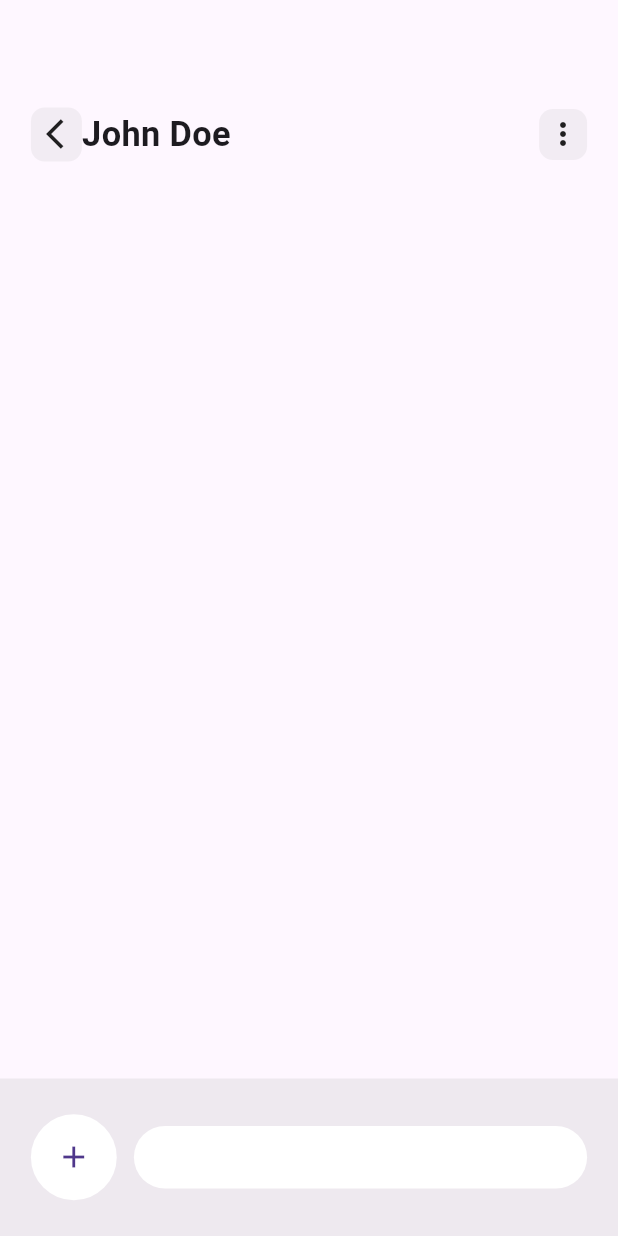
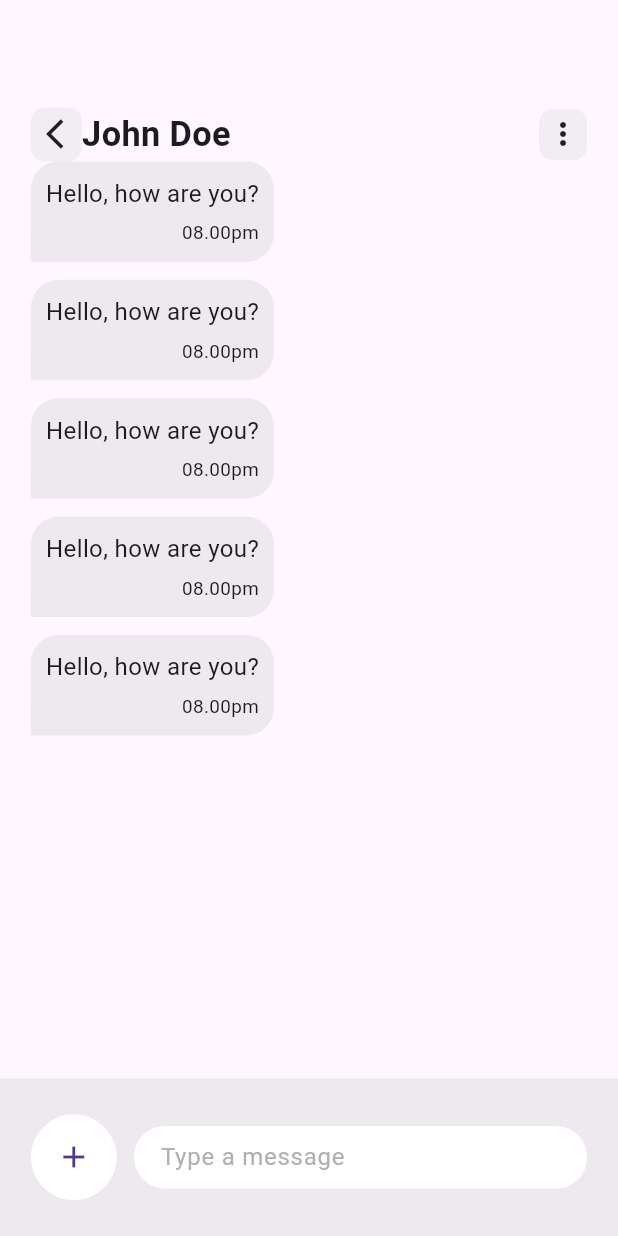
Before and after one commit to daninithi/ChatApp, a Flutter app: the ChatScreen screen opened directly, on a phone screen of 412 x 824 dp. Run offline on Flutter 3.47's test engine with Material 3 defaults, Android fonts, the phone set to English and light mode, and no system bars; our stand-ins replace cloud_firestore, firebase_auth, firebase_core, flutter_screenutil; accounts and stored records are empty; network calls fail.

Commit message:
chat room

```diff
--- a/chat_app/lib/ui/screens/bottom_navigator/chat_list/chatroom/chat_screen.dart
+++ b/chat_app/lib/ui/screens/bottom_navigator/chat_list/chatroom/chat_screen.dart
@@ -1,5 +1,6 @@
 import 'package:chat_app/core/constants/colors.dart';
 import 'package:chat_app/core/constants/styles.dart';
+import 'package:chat_app/ui/screens/bottom_navigator/chat_list/chatroom/chat_widgets.dart';
 import 'package:chat_app/ui/widgets/textfield_widget.dart';
 import 'package:flutter/material.dart';
 import 'package:flutter_screenutil/flutter_screenutil.dart';
@@ -20,30 +21,23 @@ class ChatScreen extends StatelessWidget {
                 children: [
                   35.verticalSpace,
                 _BuildHeader(name: "John Doe"),
+                Expanded(
+                  child: ListView.separated(
+                    itemCount: 5,
+                    separatorBuilder: (context, index) => 10.verticalSpace,
+                    itemBuilder: (context, index) =>ChatBubble(
+                      isCurrentUser: false,
+                    ),
+
+                  ),
+                ),
               ],
              ),
             ),
           ),
-          Container(
-            // ignore: deprecated_member_use
-            color: grey.withOpacity(0.2),
-            padding: EdgeInsets.symmetric(horizontal: 1.sw * 0.05, vertical: 20.h),
-            child:  Row(
-              children: [
-               CircleAvatar(
-                radius: 25.r,
-                backgroundColor: white,
-                child: Icon(Icons.add),
-              ),
-
-              10.horizontalSpace,
-              const Expanded(
-                child:
-                CustomTextField(
-                  isChatText: true,
-                ))
-            ],
-           ),
+          BottomFeild(
+            onTap: () {},
+            onChanged: (value) {},
           ),
         ],
       ),
@@ -86,3 +80,59 @@ class ChatScreen extends StatelessWidget {
         );
   }
 }
+
+class ChatBubble extends StatelessWidget {
+  const ChatBubble({
+    super.key, this.isCurrentUser = true
+  });
+
+  final bool isCurrentUser;
+
+
+  @override
+  Widget build(BuildContext context) {
+    final borderRadius = isCurrentUser? BorderRadius.only(
+            topLeft: Radius.circular(16.r),
+            topRight: Radius.circular(16.r),
+            bottomLeft: Radius.circular(16.r),
+          ):
+          BorderRadius.only(
+            topLeft: Radius.circular(16.r),
+            topRight: Radius.circular(16.r),
+            bottomRight: Radius.circular(16.r),
+          );
+    final alignment = isCurrentUser ? Alignment.centerRight : Alignment.centerLeft;
+    return Align(
+      alignment: alignment,
+      child: Container(
+        constraints: BoxConstraints(maxWidth: 1.sw * 0.75, minWidth: 50.w),
+        padding: const EdgeInsets.all(10),
+        // ignore: deprecated_member_use
+        decoration: BoxDecoration(
+          // ignore: deprecated_member_use
+          color: isCurrentUser ? Primary : grey.withOpacity(0.2),
+          borderRadius: borderRadius
+        ),
+        child: Column(
+          crossAxisAlignment: isCurrentUser? CrossAxisAlignment.start : CrossAxisAlignment.end,
+          children: [
+            Text(
+              "Hello, how are you?",
+              style: body.copyWith(
+                color: isCurrentUser ? white : null,
+              ),
+            ),
+            5.verticalSpace,
+           Text(
+              "08.00pm",
+              style: small.copyWith(
+                color: isCurrentUser? white: null,
+              ),
+            )
+          ],
+        ),
+
+      ),
+    );
+  }
+}
--- a/chat_app/lib/ui/screens/bottom_navigator/chat_list/chatroom/chat_widgets.dart
+++ b/chat_app/lib/ui/screens/bottom_navigator/chat_list/chatroom/chat_widgets.dart
@@ -0,0 +1,44 @@
+import 'package:chat_app/core/constants/colors.dart';
+import 'package:chat_app/ui/widgets/textfield_widget.dart';
+import 'package:flutter/material.dart';
+import 'package:flutter_screenutil/flutter_screenutil.dart';
+
+class BottomFeild extends StatelessWidget {
+  const BottomFeild({
+    super.key, this.onTap, this.onChanged
+  });
+
+final void Function()? onTap;
+final void Function(String)? onChanged;
+
+  @override
+  Widget build(BuildContext context) {
+    return Container(
+      // ignore: deprecated_member_use
+      color: grey.withOpacity(0.2),
+      padding: EdgeInsets.symmetric(horizontal: 1.sw * 0.05, vertical: 20.h),
+      child:  Row(
+        children: [
+         InkWell(
+          onTap: onTap,
+           child: CircleAvatar(
+            radius: 25.r,
+            backgroundColor: white,
+            child: Icon(Icons.add),
+                         ),
+         ),
+
+        10.horizontalSpace,
+        Expanded(
+          child:
+          CustomTextField(
+            isChatText: true,
+            hintText: "Type a message",
+            onChanged: onChanged,
+          ),
+        )
+      ],
+     ),
+    );
+  }
+}
--- a/chat_app/lib/ui/widgets/textfield_widget.dart
+++ b/chat_app/lib/ui/widgets/textfield_widget.dart
@@ -28,6 +28,7 @@ class CustomTextField extends StatelessWidget {
         onChanged: onChanged,
         focusNode: focusNode,
         decoration: InputDecoration(
+          contentPadding: isChatText ? EdgeInsets.symmetric(horizontal: 12.w) : null,
           filled: true,
           // ignore: deprecated_member_use
           fillColor: isChatText ? white : grey.withOpacity(0.12),
```
Also changed, not shown: chat_app/assets/chats_icon.png (added), chat_app/assets/home_icon.png (added), chat_app/assets/profile_icon.png (added), chat_app/assets/search_icon.png (added).
